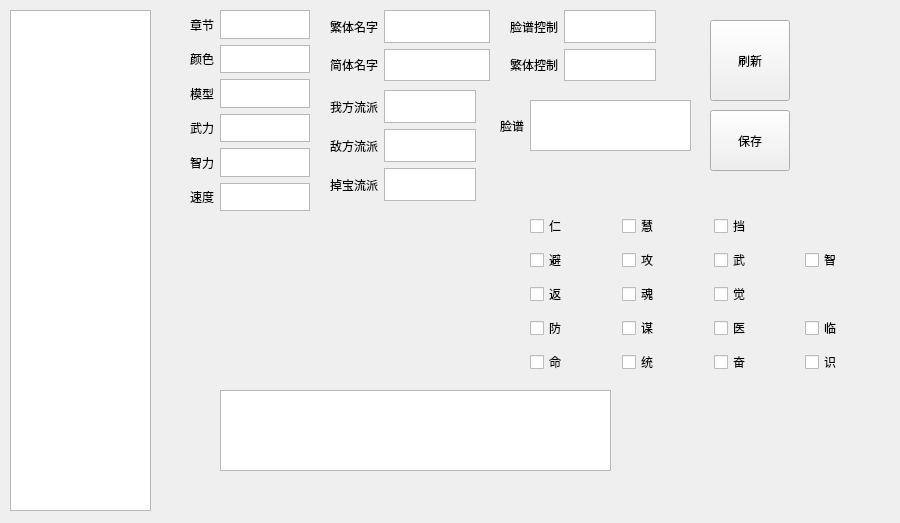
NTS2R/nts2r_evo_editor, file militarycommander.ui: the form before one commit.
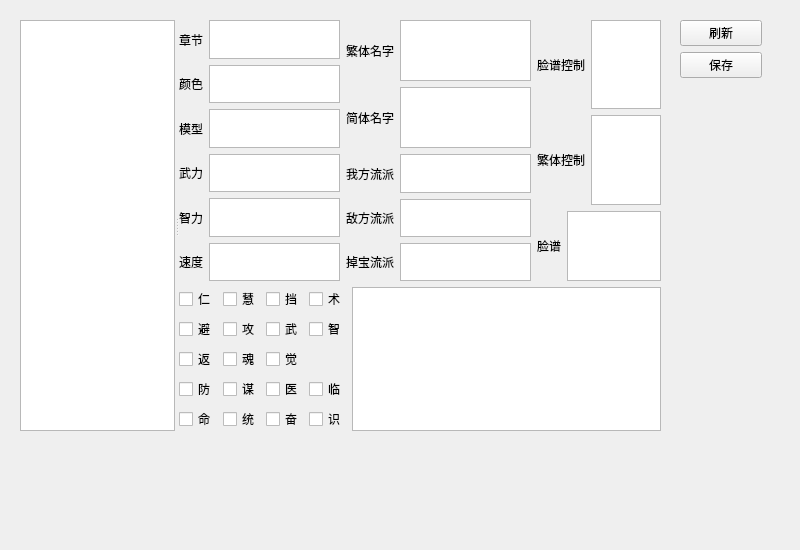
The form after the commit.

Commit message: Add Skill Shu

Diff of the .ui file:
```diff
--- a/militarycommander.ui
+++ b/militarycommander.ui
@@ -6,32 +6,25 @@
    <rect>
     <x>0</x>
     <y>0</y>
-    <width>900</width>
-    <height>523</height>
+    <width>800</width>
+    <height>550</height>
    </rect>
   </property>
   <property name="windowTitle">
    <string>Form</string>
   </property>
-  <widget class="QListWidget" name="commanderList">
+  <widget class="QWidget" name="">
    <property name="geometry">
     <rect>
-     <x>10</x>
-     <y>10</y>
-     <width>141</width>
-     <height>501</height>
+     <x>680</x>
+     <y>20</y>
+     <width>82</width>
+     <height>411</height>
     </rect>
    </property>
-  </widget>
+   <layout class="QVBoxLayout" name="verticalLayout_4">
+    <item>
   <widget class="QPushButton" name="refreshButton">
-   <property name="geometry">
-    <rect>
-     <x>710</x>
-     <y>20</y>
-     <width>80</width>
-     <height>81</height>
-    </rect>
-   </property>
    <property name="text">
     <string>刷新</string>
    </property>
@@ -42,28 +35,87 @@
     </size>
    </property>
   </widget>
-  <widget class="QTextEdit" name="textEdit">
-   <property name="geometry">
-    <rect>
-     <x>220</x>
-     <y>390</y>
-     <width>391</width>
-     <height>81</height>
-    </rect>
-   </property>
-  </widget>
-  <widget class="QWidget" name="gridLayoutWidget">
+    </item>
+    <item>
+     <widget class="QPushButton" name="saveButton">
+      <property name="text">
+       <string>保存</string>
+      </property>
+     </widget>
+    </item>
+    <item>
+     <spacer name="verticalSpacer">
+      <property name="orientation">
+       <enum>Qt::Vertical</enum>
+      </property>
+      <property name="sizeHint" stdset="0">
+       <size>
+        <width>20</width>
+        <height>40</height>
+       </size>
+      </property>
+     </spacer>
+    </item>
+   </layout>
+  </widget>
+  <widget class="QSplitter" name="splitter">
    <property name="geometry">
     <rect>
-     <x>190</x>
-     <y>10</y>
-     <width>120</width>
-     <height>201</height>
+     <x>20</x>
+     <y>20</y>
+     <width>641</width>
+     <height>411</height>
     </rect>
    </property>
+   <property name="minimumSize">
+    <size>
+     <width>0</width>
+     <height>0</height>
+    </size>
+   </property>
+   <property name="maximumSize">
+    <size>
+     <width>16777215</width>
+     <height>16777215</height>
+    </size>
+   </property>
+   <property name="orientation">
+    <enum>Qt::Horizontal</enum>
+   </property>
+   <widget class="QWidget" name="horizontalLayoutWidget">
+    <layout class="QHBoxLayout" name="horizontalLayout">
+     <item>
+      <widget class="QListWidget" name="commanderList"/>
+     </item>
+     <item>
+      <spacer name="horizontalSpacer">
+       <property name="orientation">
+        <enum>Qt::Horizontal</enum>
+       </property>
+       <property name="sizeHint" stdset="0">
+        <size>
+         <width>40</width>
+         <height>20</height>
+        </size>
+       </property>
+      </spacer>
+     </item>
+    </layout>
+   </widget>
+   <widget class="QWidget" name="layoutWidget">
+    <layout class="QVBoxLayout" name="verticalLayout_3">
+     <item>
+      <layout class="QHBoxLayout" name="horizontalLayout_3">
+       <item>
+        <layout class="QHBoxLayout" name="horizontalLayout_2">
+         <item>
    <layout class="QGridLayout" name="gridLayout">
-    <item row="5" column="1">
-     <widget class="QTextEdit" name="suduText"/>
+           <item row="5" column="0">
+            <widget class="QLabel" name="label_3">
+             <property name="text">
+              <string>速度</string>
+             </property>
+            </widget>
     </item>
     <item row="0" column="0">
      <widget class="QLabel" name="label_5">
@@ -75,11 +127,28 @@
     <item row="1" column="1">
      <widget class="QTextEdit" name="colorText"/>
     </item>
-    <item row="3" column="1">
-     <widget class="QTextEdit" name="wuliText"/>
-    </item>
-    <item row="4" column="1">
-     <widget class="QTextEdit" name="zhiliText"/>
+           <item row="1" column="0">
+            <widget class="QLabel" name="label_4">
+             <property name="text">
+              <string>颜色</string>
+             </property>
+            </widget>
+           </item>
+           <item row="2" column="0">
+            <widget class="QLabel" name="label_6">
+             <property name="text">
+              <string>模型</string>
+             </property>
+            </widget>
+           </item>
+           <item row="0" column="1">
+            <widget class="QTextEdit" name="chapterText"/>
+           </item>
+           <item row="5" column="1">
+            <widget class="QTextEdit" name="suduText"/>
+           </item>
+           <item row="2" column="1">
+            <widget class="QTextEdit" name="modelText"/>
     </item>
     <item row="3" column="0">
      <widget class="QLabel" name="label">
@@ -88,8 +157,8 @@
       </property>
      </widget>
     </item>
-    <item row="0" column="1">
-     <widget class="QTextEdit" name="chapterText"/>
+           <item row="4" column="1">
+            <widget class="QTextEdit" name="zhiliText"/>
     </item>
     <item row="4" column="0">
      <widget class="QLabel" name="label_2">
@@ -98,42 +167,21 @@
       </property>
      </widget>
     </item>
-    <item row="5" column="0">
-     <widget class="QLabel" name="label_3">
-      <property name="text">
-       <string>速度</string>
-      </property>
-     </widget>
-    </item>
-    <item row="2" column="0">
-     <widget class="QLabel" name="label_6">
-      <property name="text">
-       <string>模型</string>
-      </property>
-     </widget>
-    </item>
-    <item row="2" column="1">
-     <widget class="QTextEdit" name="modelText"/>
-    </item>
-    <item row="1" column="0">
-     <widget class="QLabel" name="label_4">
-      <property name="text">
-       <string>颜色</string>
-      </property>
-     </widget>
-    </item>
-   </layout>
-  </widget>
-  <widget class="QWidget" name="gridLayoutWidget_2">
-   <property name="geometry">
-    <rect>
-     <x>330</x>
-     <y>10</y>
-     <width>160</width>
-     <height>71</height>
-    </rect>
-   </property>
+           <item row="3" column="1">
+            <widget class="QTextEdit" name="wuliText"/>
+           </item>
+          </layout>
+         </item>
+         <item>
+          <layout class="QVBoxLayout" name="verticalLayout">
+           <item>
    <layout class="QGridLayout" name="gridLayout_3">
+             <item row="0" column="1">
+              <widget class="QTextEdit" name="traditionalNameText"/>
+             </item>
+             <item row="1" column="1">
+              <widget class="QTextEdit" name="simpliedNameText"/>
+             </item>
     <item row="1" column="0">
      <widget class="QLabel" name="label_8">
       <property name="text">
@@ -148,23 +196,9 @@
       </property>
      </widget>
     </item>
-    <item row="0" column="1">
-     <widget class="QTextEdit" name="traditionalNameText"/>
-    </item>
-    <item row="1" column="1">
-     <widget class="QTextEdit" name="simpliedNameText"/>
-    </item>
-   </layout>
-  </widget>
-  <widget class="QWidget" name="gridLayoutWidget_3">
-   <property name="geometry">
-    <rect>
-     <x>330</x>
-     <y>90</y>
-     <width>146</width>
-     <height>111</height>
-    </rect>
-   </property>
+            </layout>
+           </item>
+           <item>
    <layout class="QGridLayout" name="gridLayout_2">
     <item row="1" column="1">
      <widget class="QPlainTextEdit" name="difangliupaiText"/>
@@ -197,38 +231,14 @@
      </widget>
     </item>
    </layout>
-  </widget>
-  <widget class="QWidget" name="gridLayoutWidget_4">
-   <property name="geometry">
-    <rect>
-     <x>500</x>
-     <y>100</y>
-     <width>191</width>
-     <height>51</height>
-    </rect>
-   </property>
-   <layout class="QGridLayout" name="gridLayout_4">
-    <item row="0" column="0">
-     <widget class="QLabel" name="label_12">
-      <property name="text">
-       <string>脸谱</string>
-      </property>
-     </widget>
-    </item>
-    <item row="0" column="1">
-     <widget class="QPlainTextEdit" name="faceText"/>
-    </item>
-   </layout>
-  </widget>
-  <widget class="QWidget" name="gridLayoutWidget_5">
-   <property name="geometry">
-    <rect>
-     <x>510</x>
-     <y>10</y>
-     <width>146</width>
-     <height>71</height>
-    </rect>
-   </property>
+           </item>
+          </layout>
+         </item>
+        </layout>
+       </item>
+       <item>
+        <layout class="QVBoxLayout" name="verticalLayout_2">
+         <item>
    <layout class="QGridLayout" name="gridLayout_5">
     <item row="0" column="0">
      <widget class="QLabel" name="label_13">
@@ -251,137 +261,156 @@
      <widget class="QPlainTextEdit" name="chtNameControlText"/>
     </item>
    </layout>
-  </widget>
-  <widget class="QWidget" name="gridLayoutWidget_6">
-   <property name="geometry">
-    <rect>
-     <x>530</x>
-     <y>210</y>
-     <width>361</width>
-     <height>169</height>
-    </rect>
-   </property>
-   <layout class="QGridLayout" name="gridLayout_7">
-    <item row="7" column="0">
-     <widget class="QCheckBox" name="skillMing">
+         </item>
+         <item>
+          <layout class="QGridLayout" name="gridLayout_4">
+           <item row="0" column="0">
+            <widget class="QLabel" name="label_12">
+             <property name="text">
+              <string>脸谱</string>
+             </property>
+            </widget>
+           </item>
+           <item row="0" column="1">
+            <widget class="QPlainTextEdit" name="faceText"/>
+           </item>
+          </layout>
+         </item>
+        </layout>
+       </item>
+      </layout>
+     </item>
+     <item>
+      <layout class="QHBoxLayout" name="horizontalLayout_4">
+       <item>
+        <layout class="QGridLayout" name="gridLayout_6">
+         <item row="0" column="3">
+          <widget class="QCheckBox" name="skillShu">
+           <property name="text">
+            <string>术</string>
+           </property>
+          </widget>
+         </item>
+         <item row="3" column="0">
+          <widget class="QCheckBox" name="skillFang">
       <property name="text">
-       <string>命</string>
+            <string>防</string>
+           </property>
+          </widget>
+         </item>
+         <item row="3" column="2">
+          <widget class="QCheckBox" name="skillYi">
+           <property name="text">
+            <string>医</string>
+           </property>
+          </widget>
+         </item>
+         <item row="0" column="0">
+          <widget class="QCheckBox" name="skillRen">
+           <property name="text">
+            <string>仁</string>
       </property>
      </widget>
     </item>
     <item row="4" column="2">
+          <widget class="QCheckBox" name="skillFen">
+           <property name="text">
+            <string>奋</string>
+           </property>
+          </widget>
+         </item>
+         <item row="1" column="2">
+          <widget class="QCheckBox" name="skillWu">
+           <property name="text">
+            <string>武</string>
+           </property>
+          </widget>
+         </item>
+         <item row="3" column="1">
+          <widget class="QCheckBox" name="skillMou">
+           <property name="text">
+            <string>谋</string>
+           </property>
+          </widget>
+         </item>
+         <item row="2" column="2">
      <widget class="QCheckBox" name="skillJue">
       <property name="text">
        <string>觉</string>
       </property>
      </widget>
     </item>
-    <item row="4" column="0">
+         <item row="1" column="3">
+          <widget class="QCheckBox" name="skillZhi">
+           <property name="text">
+            <string>智</string>
+           </property>
+          </widget>
+         </item>
+         <item row="4" column="3">
+          <widget class="QCheckBox" name="skillShi">
+           <property name="text">
+            <string>识</string>
+           </property>
+          </widget>
+         </item>
+         <item row="2" column="0">
      <widget class="QCheckBox" name="skillFan">
       <property name="text">
        <string>返</string>
       </property>
      </widget>
     </item>
-    <item row="3" column="2">
-     <widget class="QCheckBox" name="skillWu">
+         <item row="0" column="2">
+          <widget class="QCheckBox" name="skillDang">
       <property name="text">
-       <string>武</string>
+            <string>挡</string>
       </property>
      </widget>
     </item>
-    <item row="3" column="0">
-     <widget class="QCheckBox" name="skillBi">
-      <property name="text">
-       <string>避</string>
-      </property>
-     </widget>
-    </item>
-    <item row="3" column="1">
+         <item row="1" column="1">
      <widget class="QCheckBox" name="skillGong">
       <property name="text">
        <string>攻</string>
       </property>
      </widget>
     </item>
-    <item row="1" column="1">
+         <item row="0" column="1">
      <widget class="QCheckBox" name="skillHui">
       <property name="text">
        <string>慧</string>
       </property>
      </widget>
     </item>
-    <item row="3" column="3">
-     <widget class="QCheckBox" name="skillZhi">
-      <property name="text">
-       <string>智</string>
-      </property>
-     </widget>
-    </item>
-    <item row="1" column="0">
-     <widget class="QCheckBox" name="skillRen">
-      <property name="text">
-       <string>仁</string>
-      </property>
-     </widget>
-    </item>
     <item row="4" column="1">
-     <widget class="QCheckBox" name="skillHun">
-      <property name="text">
-       <string>魂</string>
-      </property>
-     </widget>
-    </item>
-    <item row="1" column="2">
-     <widget class="QCheckBox" name="skillDang">
-      <property name="text">
-       <string>挡</string>
-      </property>
-     </widget>
-    </item>
-    <item row="7" column="1">
      <widget class="QCheckBox" name="skillTong">
       <property name="text">
        <string>统</string>
       </property>
      </widget>
     </item>
-    <item row="7" column="2">
-     <widget class="QCheckBox" name="skillFen">
+         <item row="4" column="0">
+          <widget class="QCheckBox" name="skillMing">
       <property name="text">
-       <string>奋</string>
+            <string>命</string>
       </property>
      </widget>
     </item>
-    <item row="7" column="3">
-     <widget class="QCheckBox" name="skillShi">
+         <item row="2" column="1">
+          <widget class="QCheckBox" name="skillHun">
       <property name="text">
-       <string>识</string>
+            <string>魂</string>
       </property>
      </widget>
     </item>
-    <item row="6" column="0">
-     <widget class="QCheckBox" name="skillFang">
+         <item row="1" column="0">
+          <widget class="QCheckBox" name="skillBi">
       <property name="text">
-       <string>防</string>
+            <string>避</string>
       </property>
      </widget>
     </item>
-    <item row="6" column="1">
-     <widget class="QCheckBox" name="skillMou">
-      <property name="text">
-       <string>谋</string>
-      </property>
-     </widget>
-    </item>
-    <item row="6" column="2">
-     <widget class="QCheckBox" name="skillYi">
-      <property name="text">
-       <string>医</string>
-      </property>
-     </widget>
-    </item>
-    <item row="6" column="3">
+         <item row="3" column="3">
      <widget class="QCheckBox" name="skillLin">
       <property name="text">
        <string>临</string>
@@ -389,19 +418,14 @@
      </widget>
     </item>
    </layout>
-  </widget>
-  <widget class="QPushButton" name="saveButton">
-   <property name="geometry">
-    <rect>
-     <x>710</x>
-     <y>110</y>
-     <width>80</width>
-     <height>61</height>
-    </rect>
-   </property>
-   <property name="text">
-    <string>保存</string>
-   </property>
+       </item>
+       <item>
+        <widget class="QTextEdit" name="textEdit"/>
+       </item>
+      </layout>
+     </item>
+    </layout>
+   </widget>
   </widget>
  </widget>
  <resources/>
```
Left out of the diff: 39 changed lines with no effect on the pictures. Lines whose indentation alone changed are shown as unchanged. The commit also changes 6 other files.
